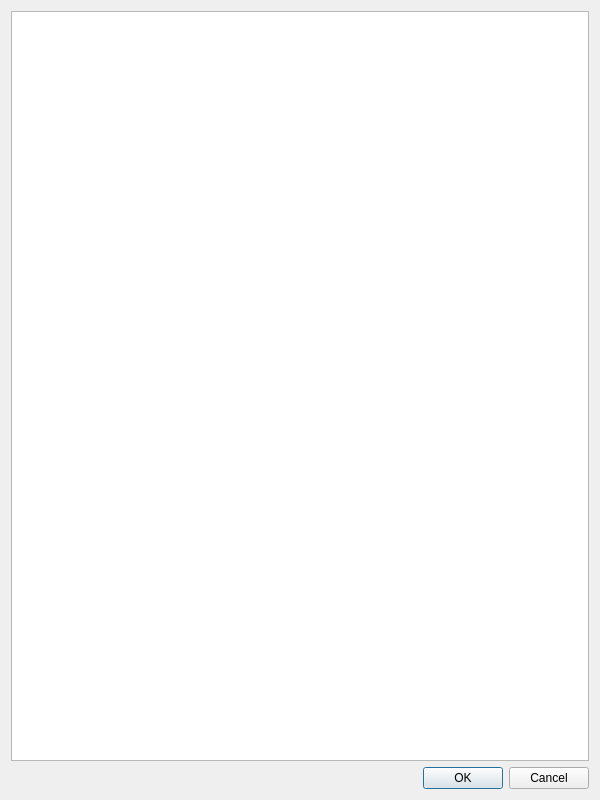
Qt form qt_project/settingswindow.ui (VivianDLi/CryoViT-UI) before a commit.
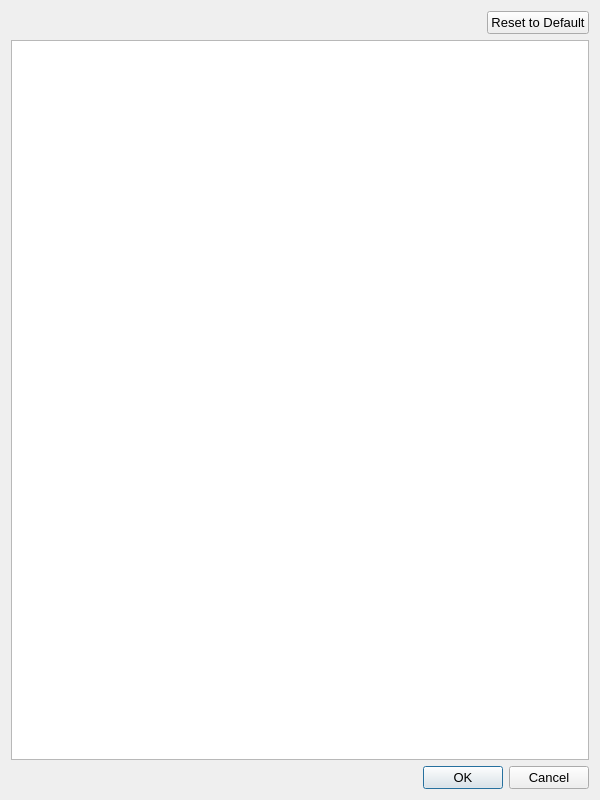
The same form after that commit.

Commit message: working implementation of dynamic settings loading (with buggy clickable directory) and settings presets, and added switching to plane view on chimera load

```diff
--- a/qt_project/settingswindow.ui
+++ b/qt_project/settingswindow.ui
@@ -10,15 +10,43 @@
     <height>800</height>
    </rect>
   </property>
+  <property name="font">
+   <font>
+    <pointsize>10</pointsize>
+   </font>
+  </property>
   <property name="windowTitle">
    <string>Dialog</string>
   </property>
+  <property name="layoutDirection">
+   <enum>Qt::LayoutDirection::RightToLeft</enum>
+  </property>
   <layout class="QVBoxLayout" name="verticalLayout">
    <item>
-    <widget class="QListView" name="settingsView"/>
+    <widget class="QPushButton" name="defaultButton">
+     <property name="sizePolicy">
+      <sizepolicy hsizetype="Fixed" vsizetype="Fixed">
+       <horstretch>0</horstretch>
+       <verstretch>0</verstretch>
+      </sizepolicy>
+     </property>
+     <property name="text">
+      <string>Reset to Default</string>
+     </property>
+    </widget>
+   </item>
+   <item>
+    <widget class="QTreeView" name="settingsView">
+     <property name="layoutDirection">
+      <enum>Qt::LayoutDirection::LeftToRight</enum>
+     </property>
+    </widget>
    </item>
    <item>
     <widget class="QDialogButtonBox" name="buttonBox">
+     <property name="layoutDirection">
+      <enum>Qt::LayoutDirection::LeftToRight</enum>
+     </property>
      <property name="orientation">
       <enum>Qt::Orientation::Horizontal</enum>
      </property>
```
The commit also changes 22 other files.
